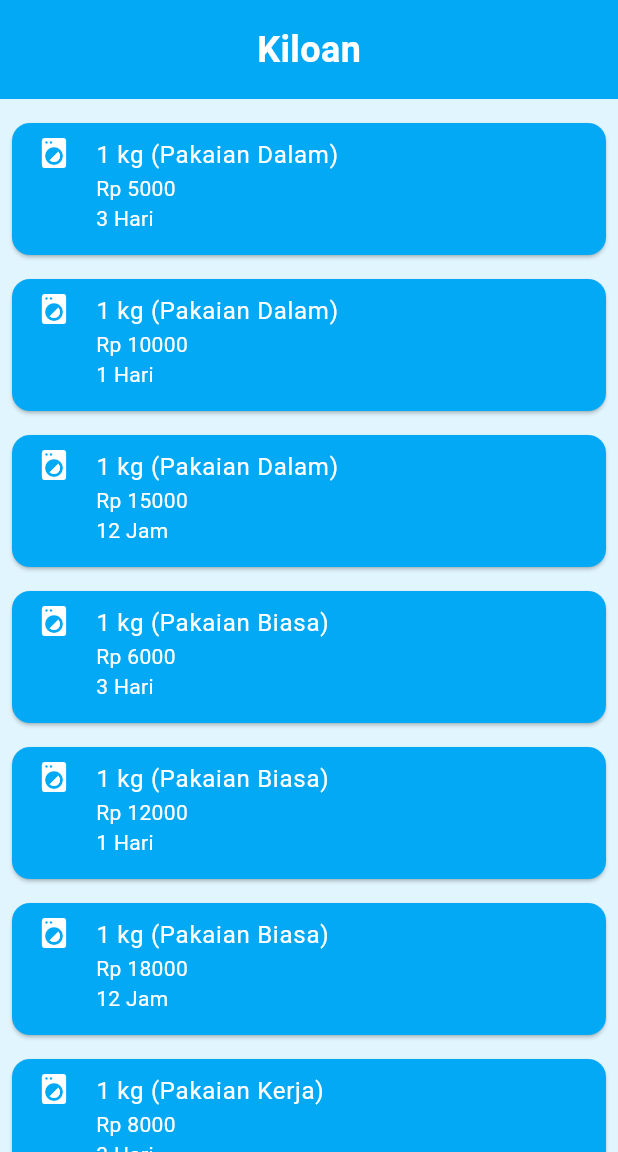
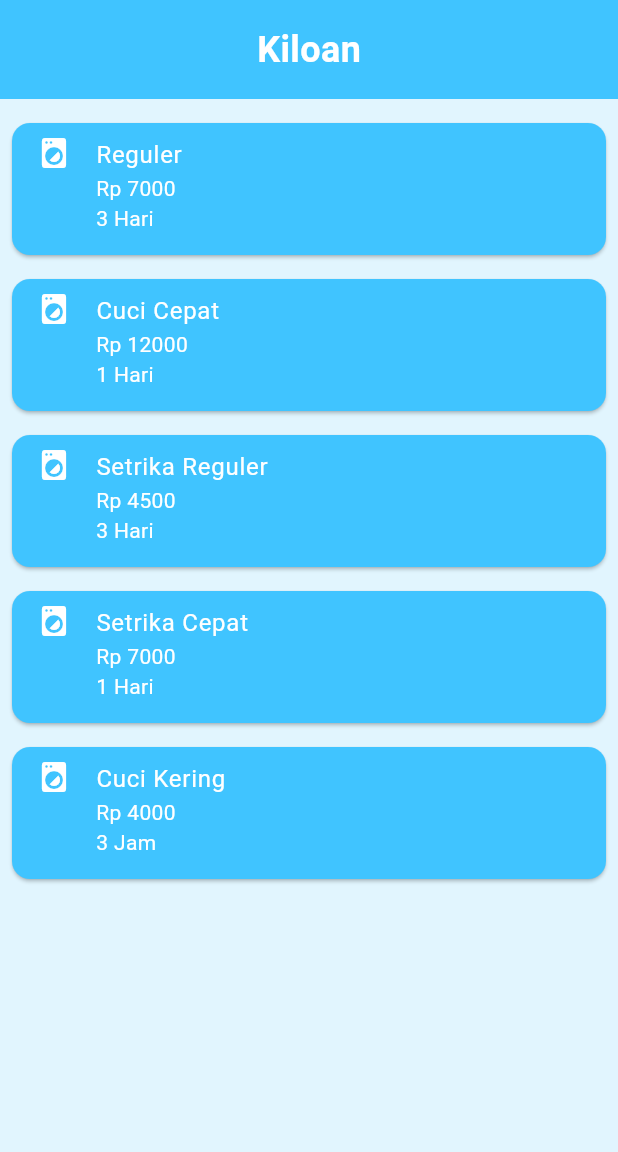
Before and after one commit to ReadysnaKrisna/Klimbat-LaunKlim, a Flutter app: the HomeScreen screen opened directly, after a tap on "Kiloan", on a phone screen of 412 x 824 dp, the part 84-1236 px from its top. Run offline on Flutter 3.47's test engine with Material 3 defaults, Android fonts, the light colour scheme and no system bars; our stand-ins replace cloud_firestore, firebase_auth, firebase_core, geolocator; accounts and stored records are empty.

Commit message:
Update File Detail

```diff
--- a/lib/main.dart
+++ b/lib/main.dart
@@ -1,8 +1,6 @@
 import 'package:firebase_core/firebase_core.dart';
 import 'package:flutter/material.dart';
 import 'package:klimbat_launklim/firebase_options.dart';
-import 'package:klimbat_launklim/screens/home_screen.dart';
-import 'package:klimbat_launklim/screens/sign_up_screen.dart';
 import 'package:klimbat_launklim/screens/splash_screen.dart';
 
 void main() async {
--- a/lib/models/detail_satuan.dart
+++ b/lib/models/detail_item_kasur.dart
@@ -8,15 +8,17 @@ class Detail {
   Detail({required this.name, required this.price, required this.duration});
 }
 
-class DetailSatuan extends StatelessWidget {
+class DetailItemKasur extends StatelessWidget {
   final List<Detail> services = [
-    Detail(name: '1 kg (Pakaian Dalam)', price: 5000, duration: '12 Jam'),
-    Detail(name: '1 kg (Pakaian Dalam)', price: 10000, duration: '6 Jam'),
-    Detail(name: '1 kg (Pakaian Dalam)', price: 15000, duration: '3 Jam'),
-    Detail(name: '1 kg (Pakaian Biasa)', price: 15000, duration: '3 Jam'),
-    Detail(name: '1 kg (Pakaian Biasa)', price: 12000, duration: '1 Jam'),
-    Detail(name: '1 kg (Pakaian Biasa)', price: 18000, duration: '12 Jam'),
-    Detail(name: '1 kg (Pakaian Kerja)', price: 8000, duration: '3 Jam,'),
+    Detail(name: 'Bedcover No.1', price: 25000, duration: '3 Hari'),
+    Detail(name: 'Bedcover No.2', price: 20000, duration: '3 Hari'),
+    Detail(name: 'Bedcover No.3', price: 15000, duration: '3 Hari'),
+    Detail(name: 'Seprei No.1', price: 15000, duration: '3 Hari'),
+    Detail(name: 'Seprei No.2', price: 10000, duration: '3 Hari'),
+    Detail(name: 'Seprei No.3', price: 8000, duration: '3 Hari'),
+    Detail(name: 'Seprei Sedang/Double', price: 15000, duration: '3 Hari'),
+    Detail(name: 'Selimut Tebal', price: 15000, duration: '3 Hari'),
+    Detail(name: 'Selimut Tipis', price: 10000, duration: '3 Hari'),
   ];
 
   @override
--- a/lib/models/detail_kiloan.dart
+++ b/lib/models/detail_kiloan.dart
@@ -10,13 +10,11 @@ class Detail {
 
 class DetailKiloan extends StatelessWidget {
   final List<Detail> services = [
-    Detail(name: '1 kg (Pakaian Dalam)', price: 5000, duration: '3 Hari'),
-    Detail(name: '1 kg (Pakaian Dalam)', price: 10000, duration: '1 Hari'),
-    Detail(name: '1 kg (Pakaian Dalam)', price: 15000, duration: '12 Jam'),
-    Detail(name: '1 kg (Pakaian Biasa)', price: 6000, duration: '3 Hari'),
-    Detail(name: '1 kg (Pakaian Biasa)', price: 12000, duration: '1 Hari'),
-    Detail(name: '1 kg (Pakaian Biasa)', price: 18000, duration: '12 Jam'),
-    Detail(name: '1 kg (Pakaian Kerja)', price: 8000, duration: '3 Hari'),
+    Detail(name: 'Reguler', price: 7000, duration: '3 Hari'),
+    Detail(name: 'Cuci Cepat', price: 12000, duration: '1 Hari'),
+    Detail(name: 'Setrika Reguler', price: 4500, duration: '3 Hari'),
+    Detail(name: 'Setrika Cepat', price: 7000, duration: '1 Hari'),
+    Detail(name: 'Cuci Kering', price: 4000, duration: '3 Jam'),
   ];
 
   @override
@@ -32,7 +30,7 @@ class DetailKiloan extends StatelessWidget {
             Container(
               padding: EdgeInsets.all(16.0),
               alignment: Alignment.center,
-              color: Colors.lightBlue,
+              color: Colors.lightBlueAccent,
               child: Text(
                 'Kiloan',
                 style: TextStyle(
@@ -47,7 +45,7 @@ class DetailKiloan extends StatelessWidget {
                 itemCount: services.length,
                 itemBuilder: (context, index) {
                   return Card(
-                    color: Colors.lightBlue,
+                    color: Colors.lightBlueAccent,
                     margin: EdgeInsets.symmetric(vertical: 8.0),
                     child: ListTile(
                       leading: Icon(Icons.local_laundry_service,
--- a/lib/models/detail_setrika_saja.dart
+++ /dev/null
@@ -1,68 +0,0 @@
-import 'package:flutter/material.dart';
-
-class Detail {
-  final String name;
-  final int price;
-  final String duration;
-
-  Detail({required this.name, required this.price, required this.duration});
-}
-
-class DetailKiloan extends StatelessWidget {
-  final List<Detail> services = [
-    Detail(name: '1 buah (Pakaian Dalam)', price: 2000, duration: '1 jam'),
-  ];
-
-  @override
-  Widget build(BuildContext context) {
-    return Scaffold(
-      appBar: AppBar(
-        title: Text('Laundry - LaunKlim'),
-      ),
-      body: Container(
-        color: Colors.lightBlue[50],
-        child: Column(
-          children: [
-            Container(
-              padding: EdgeInsets.all(16.0),
-              alignment: Alignment.center,
-              color: Colors.lightBlue,
-              child: Text(
-                'Setrika',
-                style: TextStyle(
-                    fontSize: 24,
-                    fontWeight: FontWeight.bold,
-                    color: Colors.white),
-              ),
-            ),
-            Expanded(
-              child: ListView.builder(
-                padding: EdgeInsets.all(8.0),
-                itemCount: services.length,
-                itemBuilder: (context, index) {
-                  return Card(
-                    color: Colors.lightBlue,
-                    margin: EdgeInsets.symmetric(vertical: 8.0),
-                    child: ListTile(
-                      leading: Icon(Icons.local_laundry_service,
-                          color: Colors.white),
-                      title: Text(
-                        services[index].name,
-                        style: TextStyle(color: Colors.white),
-                      ),
-                      subtitle: Text(
-                        'Rp ${services[index].price}\n${services[index].duration}',
-                        style: TextStyle(color: Colors.white),
-                      ),
-                      isThreeLine: true,
-                    ),
-                  );
-                },
-              ),
-            ),
-          ],
-        ),
-      ),
-    );
-  }
-}
--- a/lib/screens/home_screen.dart
+++ b/lib/screens/home_screen.dart
@@ -1,10 +1,11 @@
 import 'package:flutter/material.dart';
 import 'package:firebase_auth/firebase_auth.dart';
 import 'package:cloud_firestore/cloud_firestore.dart';
-import 'package:geolocator/geolocator.dart';
-import 'package:klimbat_launklim/models/detail_ekspres.dart';
+import 'package:klimbat_launklim/models/detail_pesan.dart';
 import 'package:klimbat_launklim/models/detail_kiloan.dart';
-import 'package:klimbat_launklim/models/detail_satuan.dart';
+import 'package:klimbat_launklim/models/detail_item_kasur.dart';
+import 'package:klimbat_launklim/models/detail_vip.dart';
+import 'package:klimbat_launklim/screens/history_screen.dart';
 import 'package:klimbat_launklim/screens/profile_screen.dart';
 
 class HomeScreen extends StatelessWidget {
@@ -19,6 +20,12 @@ class HomeScreen extends StatelessWidget {
   }
 
   void _onItemTapped(BuildContext context, int index) {
+    if (index == 1) {
+      Navigator.push(
+        context,
+        MaterialPageRoute(builder: (context) => HistoryScreen()),
+      );
+    }
     if (index == 2) {
       Navigator.push(
         context,
@@ -46,11 +53,26 @@ class HomeScreen extends StatelessWidget {
                 }
               },
             ),
+            SizedBox(
+                height:
+                    40), // Menambahkan jarak antara WelcomeSection dan Search
             Expanded(
               child: Column(
                 children: [
                   SearchableServiceSection(),
-                  ActiveOrdersSection(),
+                  SizedBox(height: 2),
+                  ElevatedButton(
+                    onPressed: () {
+                      Navigator.push(
+                        context,
+                        MaterialPageRoute(
+                          builder: (context) => DetailPesan(),
+                        ),
+                      );
+                    },
+                    child: Text('Pesan'),
+                  ),
+                  PesananAktif(),
                 ],
               ),
             )
@@ -89,65 +111,6 @@ class WelcomeSection extends StatefulWidget {
 
 class _WelcomeSectionState extends State<WelcomeSection> {
   final TextEditingController _searchController = TextEditingController();
-  final TextEditingController _addressController = TextEditingController();
-  String _address = '';
-
-  @override
-  void initState() {
-    super.initState();
-    _loadAddress();
-  }
-
-  Future<void> _loadAddress() async {
-    DocumentSnapshot userDoc = await FirebaseFirestore.instance
-        .collection('users')
-        .doc(FirebaseAuth.instance.currentUser!.uid)
-        .get();
-    setState(() {
-      _address = userDoc['address'] ?? '';
-      _addressController.text = _address;
-    });
-  }
-
-  Future<void> _updateAddress() async {
-    String newAddress = _addressController.text;
-    await FirebaseFirestore.instance
-        .collection('users')
-        .doc(FirebaseAuth.instance.currentUser!.uid)
-        .update({'address': newAddress});
-    setState(() {
-      _address = newAddress;
-    });
-  }
-
-  Future<void> _getCurrentLocation() async {
-    bool serviceEnabled;
-    LocationPermission permission;
-
-    serviceEnabled = await Geolocator.isLocationServiceEnabled();
-    if (!serviceEnabled) {
-      return Future.error('Location services are disabled.');
-    }
-
-    permission = await Geolocator.checkPermission();
-    if (permission == LocationPermission.denied) {
-      permission = await Geolocator.requestPermission();
-      if (permission == LocationPermission.denied) {
-        return Future.error('Location permissions are denied');
-      }
-    }
-    if (permission == LocationPermission.deniedForever) {
-      return Future.error(
-          'Location permissions are permanently denied, we cannot request permissions.');
-    }
-
-    Position position = await Geolocator.getCurrentPosition(
-        desiredAccuracy: LocationAccuracy.high);
-    String newAddress =
-        'Lat: ${position.latitude}, Long: ${position.longitude}';
-    _addressController.text = newAddress;
-    _updateAddress();
-  }
 
   @override
   Widget build(BuildContext context) {
@@ -165,29 +128,13 @@ class _WelcomeSectionState extends State<WelcomeSection> {
                     hintText: 'Search Layanan',
                     prefixIcon: Icon(Icons.search),
                     border: OutlineInputBorder(),
-                ),
+                    fillColor: Colors.lightBlueAccent),
                 onChanged: (value) {
                   context
                       .findAncestorStateOfType<_SearchableServiceSectionState>()
                       ?.updateSearchQuery(value);
                 },
               ),
-            ),
-            SizedBox(width: 8),
-            Expanded(
-              child: TextField(
-                controller: _addressController,
-                decoration: InputDecoration(
-                  hintText: 'Alamat',
-                  prefixIcon: Icon(Icons.location_on),
-                  border: OutlineInputBorder(),
-                ),
-                onSubmitted: (value) => _updateAddress(),
-              ),
-            ),
-            IconButton(
-              icon: Icon(Icons.my_location),
-              onPressed: _getCurrentLocation,
             ),
           ],
         ),
@@ -203,12 +150,10 @@ class SearchableServiceSection extends StatefulWidget {
 }
 
 class _SearchableServiceSectionState extends State<SearchableServiceSection> {
-  final List<ServiceTile> _allServices = [
-    ServiceTile(icon: Icons.local_laundry_service, label: 'Kiloan'),
-    ServiceTile(icon: Icons.shopping_bag, label: 'Satuan'),
-    ServiceTile(icon: Icons.dry_cleaning, label: 'VIP'),
-    ServiceTile(icon: Icons.iron, label: 'Setrika Saja'),
-    ServiceTile(icon: Icons.flash_on, label: 'Ekspress'),
+  final List<Layanan> _allServices = [
+    Layanan(icon: Icons.local_laundry_service, label: 'Kiloan'),
+    Layanan(icon: Icons.shopping_bag, label: 'Item Kasur'),
+    Layanan(icon: Icons.dry_cleaning, label: 'VIP'),
   ];
 
   String _searchQuery = '';
@@ -221,68 +166,82 @@ class _SearchableServiceSectionState extends State<SearchableServiceSection> {
 
   @override
   Widget build(BuildContext context) {
-    List<ServiceTile> filteredServices = _allServices
+    List<Layanan> filteredServices = _allServices
         .where((service) =>
             service.label.toLowerCase().contains(_searchQuery.toLowerCase()))
         .toList();
 
     return Expanded(
-      child: GridView.count(
+      child: GridView.builder(
+        padding: EdgeInsets.all(8), // Menambahkan padding pada GridView
+        gridDelegate: SliverGridDelegateWithFixedCrossAxisCount(
           crossAxisCount: 3,
-        children: filteredServices.map((service) {
+          crossAxisSpacing: 8, // Jarak horizontal antar item
+          mainAxisSpacing: 8, // Jarak vertikal antar item
+        ),
+        itemCount: filteredServices.length,
+        itemBuilder: (context, index) {
           return GestureDetector(
             onTap: () {
-              if (service.label == 'Kiloan') {
+              if (filteredServices[index].label == 'Kiloan') {
                 Navigator.push(
                   context,
                   MaterialPageRoute(
                     builder: (context) => DetailKiloan(),
                   ),
                 );
-              } else if (service.label == 'Ekspress') {
+              }
+              if (filteredServices[index].label == 'Item Kasur') {
                 Navigator.push(
                   context,
                   MaterialPageRoute(
-                    builder: (context) => DetailEkspress(),
+                    builder: (context) => DetailItemKasur(),
                   ),
                 );
               }
-              if (service.label == 'Satuan') {
+              if (filteredServices[index].label == 'VIP') {
                 Navigator.push(
                   context,
                   MaterialPageRoute(
-                    builder: (context) => DetailSatuan(),
+                    builder: (context) => DetailVIP(),
                   ),
                 );
               }
             },
-            child: service,
+            child: filteredServices[index],
           );
-        }).toList(),
+        },
       ),
     );
   }
 }
 
-class ServiceTile extends StatelessWidget {
+class Layanan extends StatelessWidget {
   final IconData icon;
   final String label;
 
-  const ServiceTile({required this.icon, required this.label});
+  const Layanan({required this.icon, required this.label});
 
   @override
   Widget build(BuildContext context) {
-    return Column(
+    return Container(
+      decoration: BoxDecoration(
+        color: Colors.blue,
+        border: Border.all(color: Colors.lightBlueAccent),
+        borderRadius: BorderRadius.circular(8.0),
+      ),
+      child: Column(
         mainAxisAlignment: MainAxisAlignment.center,
         children: [
-        Icon(icon, size: 50),
-        Text(label),
+          Icon(icon, size: 50, color: Colors.black),
+          Text(label, style: TextStyle(color: Colors.black)),
         ],
+      ),
     );
   }
 }
 
-class ActiveOrdersSection extends StatelessWidget {
+class PesananAktif extends StatelessWidget {
   @override
   Widget build(BuildContext context) {
     return Column(
@@ -290,27 +249,7 @@ class ActiveOrdersSection extends StatelessWidget {
       children: [
         const Text('Pesanan Aktif',
             style: TextStyle(fontSize: 18, fontWeight: FontWeight.bold)),
-        ActiveOrderTile(orderNumber: '0002142', status: 'Sudah selesai'),
-        ActiveOrderTile(orderNumber: '0002143', status: 'Masih dicuci'),
       ],
     );
   }
 }
-
-class ActiveOrderTile extends StatelessWidget {
-  final String orderNumber;
-  final String status;
-
-  const ActiveOrderTile({required this.orderNumber, required this.status});
-
-  @override
-  Widget build(BuildContext context) {
-    return Card(
-      child: ListTile(
-        leading: Icon(Icons.local_laundry_service),
-        title: Text('Pesanan No.$orderNumber'),
-        subtitle: Text(status),
-      ),
-    );
-  }
-}
--- a/lib/screens/sign_in_screen.dart
+++ b/lib/screens/sign_in_screen.dart
@@ -19,9 +19,9 @@ class _SignInScreenState extends State<SignInScreen> {
   @override
   Widget build(BuildContext context) {
     return Scaffold(
-      appBar: AppBar(
-        title: const Text('Sign In'),
-      ),
+      // appBar: AppBar(
+      //   title: const Text('Sign In'),
+      // ),
       body: Container(
         width: double.infinity,
         height: double.infinity,
```
Also changed, not shown: lib/models/detail_pesan.dart (renamed from lib/models/detail_ekspres.dart, +4 -4 lines), lib/models/detail_vip.dart (+79 -0 lines), lib/screens/history_screen.dart (+1 -36 lines), pubspec.lock. Lines whose indentation alone changed are shown as unchanged.
